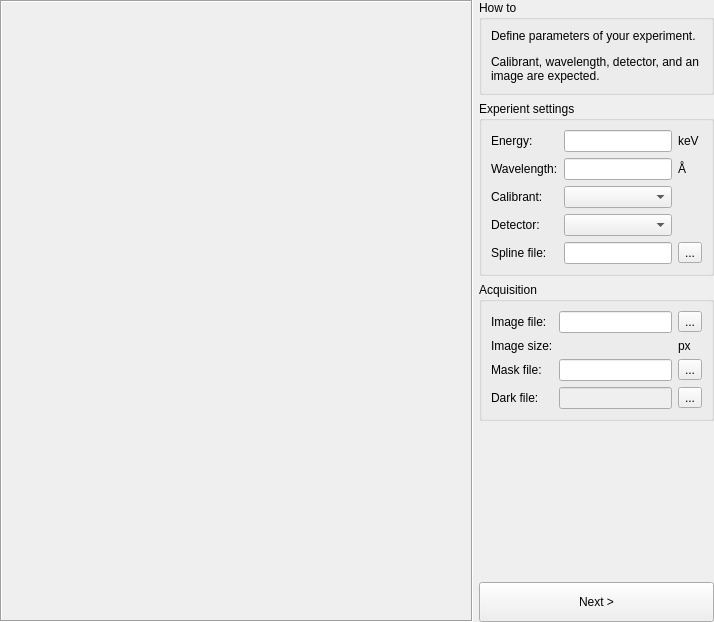
First picture: the form in pyFAI/resources/gui/calibration-experiment.ui, repository silx-kit/pyFAI, before the edit.
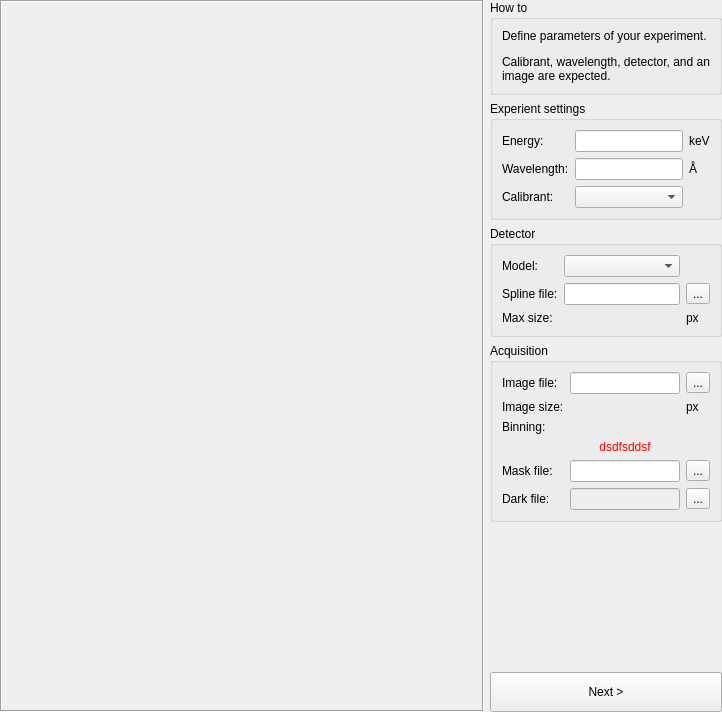
Second picture: the form after the edit. Custom widgets are drawn as their Qt base class.

Commit message: Rework experiment screen to display more information

What changed in the file:
```diff
--- a/pyFAI/resources/gui/calibration-experiment.ui
+++ b/pyFAI/resources/gui/calibration-experiment.ui
@@ -6,8 +6,8 @@
    <rect>
     <x>0</x>
     <y>0</y>
-    <width>714</width>
-    <height>622</height>
+    <width>722</width>
+    <height>712</height>
    </rect>
   </property>
   <property name="windowTitle">
@@ -120,16 +120,6 @@
            </property>
           </widget>
          </item>
-         <item row="6" column="0">
-          <widget class="QLabel" name="label_8">
-           <property name="text">
-            <string>Detector:</string>
-           </property>
-          </widget>
-         </item>
-         <item row="6" column="1" colspan="2">
-          <widget class="DetectorSelector" name="_detector"/>
-         </item>
          <item row="5" column="1" colspan="2">
           <widget class="CalibrantSelector" name="_calibrant"/>
          </item>
@@ -153,30 +143,6 @@
            </property>
           </widget>
          </item>
-         <item row="7" column="0">
-          <widget class="QLabel" name="label_4">
-           <property name="text">
-            <string>Spline file:</string>
-           </property>
-           <property name="buddy">
-            <cstring>_image</cstring>
-           </property>
-          </widget>
-         </item>
-         <item row="7" column="3">
-          <widget class="QToolButton" name="_splineLoader">
-           <property name="text">
-            <string>...</string>
-           </property>
-          </widget>
-         </item>
-         <item row="7" column="1" colspan="2">
-          <widget class="FileEdit" name="_spline">
-           <property name="text">
-            <string/>
-           </property>
-          </widget>
-         </item>
         </layout>
         <zorder>_energy</zorder>
         <zorder>label_3</zorder>
@@ -188,9 +154,73 @@
         <zorder>label_8</zorder>
         <zorder>_detector</zorder>
         <zorder>_calibrant</zorder>
-        <zorder>label_4</zorder>
-        <zorder>_spline</zorder>
-        <zorder>_splineLoader</zorder>
+       </widget>
+      </item>
+      <item>
+       <widget class="QGroupBox" name="groupBox_3">
+        <property name="title">
+         <string>Detector</string>
+        </property>
+        <layout class="QGridLayout" name="gridLayout_3" columnstretch="0,1,0">
+         <item row="0" column="1">
+          <widget class="DetectorSelector" name="_detector"/>
+         </item>
+         <item row="0" column="0">
+          <widget class="QLabel" name="label_8">
+           <property name="text">
+            <string>Model:</string>
+           </property>
+          </widget>
+         </item>
+         <item row="1" column="1">
+          <widget class="FileEdit" name="_spline">
+           <property name="text">
+            <string/>
+           </property>
+          </widget>
+         </item>
+         <item row="1" column="2">
+          <widget class="QToolButton" name="_splineLoader">
+           <property name="text">
+            <string>...</string>
+           </property>
+          </widget>
+         </item>
+         <item row="1" column="0">
+          <widget class="QLabel" name="label_4">
+           <property name="text">
+            <string>Spline file:</string>
+           </property>
+           <property name="buddy">
+            <cstring>_image</cstring>
+           </property>
+          </widget>
+         </item>
+         <item row="2" column="0">
+          <widget class="QLabel" name="_detectorSizeLabel">
+           <property name="text">
+            <string>Max size:</string>
+           </property>
+          </widget>
+         </item>
+         <item row="2" column="2">
+          <widget class="QLabel" name="_detectorSizeUnit">
+           <property name="text">
+            <string>px</string>
+           </property>
+          </widget>
+         </item>
+         <item row="2" column="1">
+          <widget class="QLabel" name="_detectorSize">
+           <property name="text">
+            <string/>
+           </property>
+           <property name="alignment">
+            <set>Qt::AlignRight|Qt::AlignTrailing|Qt::AlignVCenter</set>
+           </property>
+          </widget>
+         </item>
+        </layout>
        </widget>
       </item>
       <item>
@@ -216,21 +246,21 @@
            </property>
           </widget>
          </item>
-         <item row="3" column="0">
+         <item row="5" column="0">
           <widget class="QLabel" name="label_76">
            <property name="text">
             <string>Dark file:</string>
            </property>
           </widget>
          </item>
-         <item row="3" column="2">
+         <item row="5" column="2">
           <widget class="QToolButton" name="_darkLoader">
            <property name="text">
             <string>...</string>
            </property>
           </widget>
          </item>
-         <item row="2" column="1">
+         <item row="4" column="1">
           <widget class="FileEdit" name="_mask">
            <property name="text">
             <string/>
@@ -244,14 +274,14 @@
            </property>
           </widget>
          </item>
-         <item row="2" column="0">
+         <item row="4" column="0">
           <widget class="QLabel" name="label_78">
            <property name="text">
             <string>Mask file:</string>
            </property>
           </widget>
          </item>
-         <item row="2" column="2">
+         <item row="4" column="2">
           <widget class="QToolButton" name="_maskLoader">
            <property name="text">
             <string>...</string>
@@ -265,7 +295,7 @@
            </property>
           </widget>
          </item>
-         <item row="3" column="1">
+         <item row="5" column="1">
           <widget class="FileEdit" name="_dark">
            <property name="enabled">
             <bool>false</bool>
@@ -292,6 +322,36 @@
            </property>
           </widget>
          </item>
+         <item row="2" column="0">
+          <widget class="QLabel" name="_binningLabel">
+           <property name="text">
+            <string>Binning:</string>
+           </property>
+          </widget>
+         </item>
+         <item row="2" column="1">
+          <widget class="QLabel" name="_binning">
+           <property name="text">
+            <string/>
+           </property>
+           <property name="alignment">
+            <set>Qt::AlignRight|Qt::AlignTrailing|Qt::AlignVCenter</set>
+           </property>
+          </widget>
+         </item>
+         <item row="3" column="1">
+          <widget class="QLabel" name="_error">
+           <property name="styleSheet">
+            <string notr="true">color:red</string>
+           </property>
+           <property name="text">
+            <string>dsdfsddsf</string>
+           </property>
+           <property name="alignment">
+            <set>Qt::AlignCenter</set>
+           </property>
+          </widget>
+         </item>
         </layout>
        </widget>
       </item>
```
Left out of the diff: 2 changed lines with no effect on the pictures. The commit also changes 1 other file.
